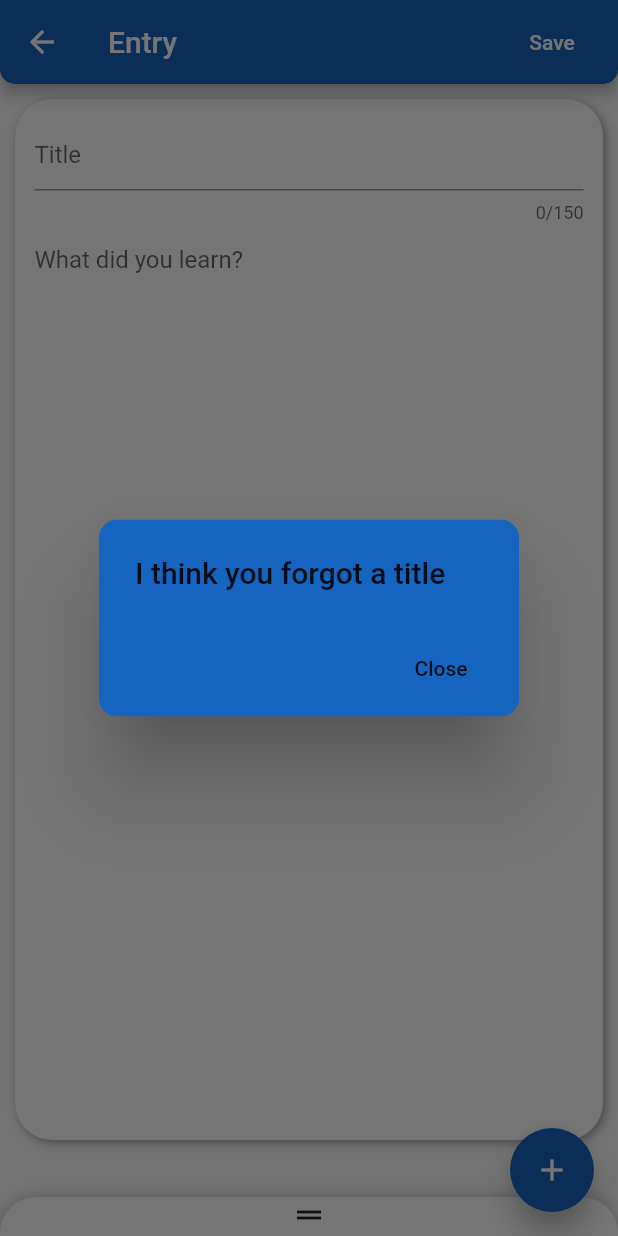
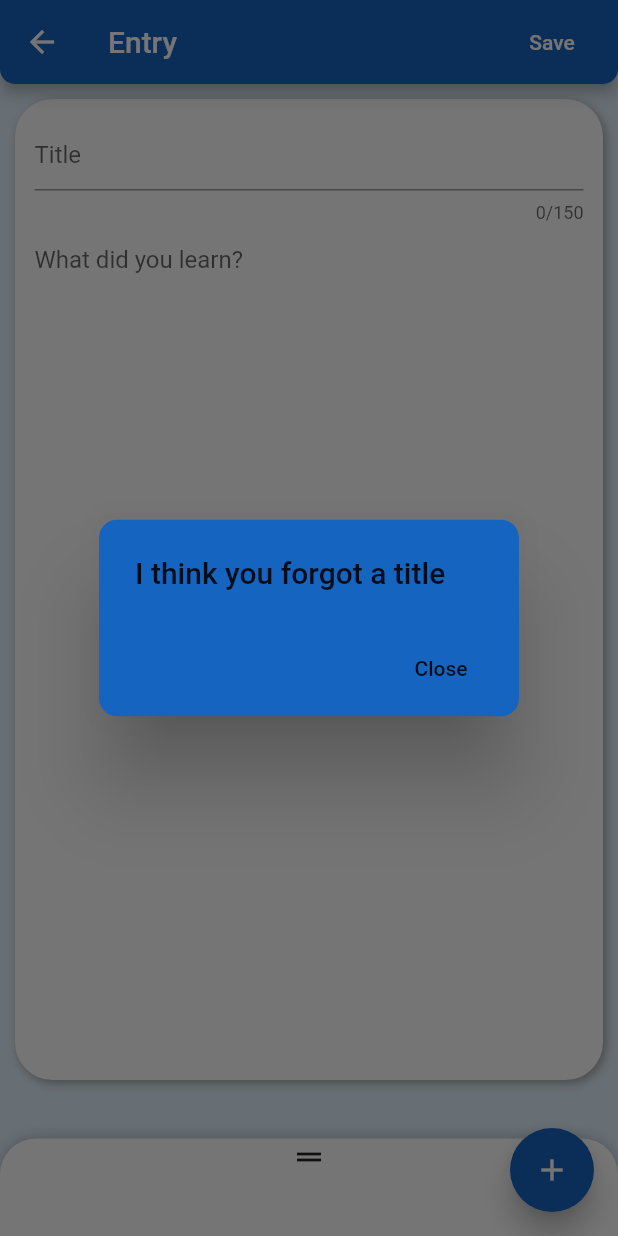
Before and after one commit to RebZJ/otil_learning_app, a Flutter app: the EntryPage screen opened by its route, after a tap on "Save", on a phone screen of 412 x 824 dp. Run offline on Flutter 3.47's test engine with Material 2 defaults, Android fonts, the phone set to English and light mode, and no system bars; drawn by our look-alikes of flutter_speed_dial, sliding_up_panel; our stand-ins replace audioplayers, image_picker, shared_preferences, simple_animations; missing offline and left inert: flutter_gradients; accounts and stored records are empty.

Commit message:
wip commit

```diff
--- a/lib/categoriesPage.dart
+++ b/lib/categoriesPage.dart
@@ -1,6 +1,6 @@
 import 'package:flutter/material.dart';
 import 'package:otil/model.dart';
-import 'package:path/path.dart';
+
 
 class CategoriesPage extends StatefulWidget {
   @override
@@ -30,6 +30,7 @@ class _CategoriesPageState extends State<CategoriesPage> {
             maxLengthEnforced: true,
             controller: _controllerCate,
             decoration: InputDecoration(
+
               hintText: "New category",
             ),
           ),
@@ -135,6 +136,7 @@ class _CategoriesPageState extends State<CategoriesPage> {
   Widget build(BuildContext context) {
     return Container(
         child: Scaffold(
+          backgroundColor: Colors.blue[50],
       floatingActionButton: FloatingActionButton(
           child: Icon(Icons.add), onPressed: () => _addCate(context)),
       appBar: AppBar(
--- a/lib/entrypage.dart
+++ b/lib/entrypage.dart
@@ -100,7 +100,7 @@ class _EachTileState extends State<EachTile> {
 class Expan extends StatefulWidget {
   final index;
   final mode;
-  Expan({this.index = 0, this.mode});
+  Expan({this.index = 100000000, this.mode});
   @override
   _ExpanState createState() => _ExpanState();
 }
@@ -110,7 +110,7 @@ class _ExpanState extends State<Expan> {
   File _image;
 
   Future getImage(localImageList, context, source) async {
-    // OptionsModel model = ScopedModel.of(context);
+    OptionsModel model = ScopedModel.of(context);
     var maxPhotos = 3;
     if (localImageList.length < maxPhotos) {
       File image = await ImagePicker.pickImage(source: source);
@@ -119,6 +119,7 @@ class _ExpanState extends State<Expan> {
 
       if (image != null) {
         localImageList.add(image);
+        model.entryPagePanelController.open();
       } else {
         showDialog(
             context: context,
@@ -230,7 +231,7 @@ class _ExpanState extends State<Expan> {
         // both default to 16
         marginRight: 18,
         marginBottom: 20,
-        visible: (widget.mode=='view'?false:true),
+        visible: (widget.mode == 'view' ? false : true),
         animatedIconTheme: IconThemeData(size: 22.0),
         // this is ignored if animatedIcon is non null
         child: Icon(Icons.add),
@@ -251,7 +252,7 @@ class _ExpanState extends State<Expan> {
             child: Icon(Icons.add_a_photo),
             backgroundColor: Colors.blue,
             label: 'Take a photo',
-            labelStyle: TextStyle(fontSize: 12.0),
+            labelStyle: TextStyle(fontSize: 12.0, color: Colors.white),
             onTap: () =>
                 getImage(model.localListImages, context, ImageSource.camera),
           ),
@@ -260,7 +261,7 @@ class _ExpanState extends State<Expan> {
             child: Icon(Icons.photo),
             backgroundColor: Colors.green,
             label: 'Add a photo',
-            labelStyle: TextStyle(fontSize: 12.0),
+            labelStyle: TextStyle(fontSize: 12.0, color: Colors.white),
             onTap: () =>
                 getImage(model.localListImages, context, ImageSource.gallery),
           ),
@@ -269,7 +270,7 @@ class _ExpanState extends State<Expan> {
               child: Icon(Icons.category),
               backgroundColor: Colors.red,
               label: 'Categories (Add at least one)',
-              labelStyle: TextStyle(fontSize: 14.0, color: Colors.blue),
+              labelStyle: TextStyle(fontSize: 14.0, color: Colors.white),
               onTap: () => _addCates(context)),
         ],
       )),
@@ -315,65 +316,99 @@ class _EntryPageState extends State<EntryPage> {
   @override
   void initState() {
     super.initState();
+    // readEntries();
     intialiseContent();
-  }
-
-  intialiseContent() async {
-    OptionsModel model = ScopedModel.of(context);
-    if ((widget.mode == 'edit') || (widget.mode == 'view')) {
-      titleController.text = entryList[widget.index].title;
-      bodyController.text = entryList[widget.index].body;
-      if (entryList[widget.index].imagesPathList.isEmpty == false) {
-        var l = entryList[widget.index].categoriesList..toList();
-        model.localListCat = l;
-
-        List<File> l2 = [];
-        for (String i in entryList[widget.index].imagesPathList) {
-          l2.add(File(i));
-        }
-        model.localListImages = l2;
-      }
-    } else if (widget.mode == 'save') {
-      model.localListImages.clear();
-      model.localListCat.clear();
-    }
   }
 
   TextEditingController titleController = TextEditingController();
   TextEditingController bodyController = TextEditingController();
 
+  intialiseContent() {
+    OptionsModel model = ScopedModel.of(context);
+    model.localListCat.clear();
+    model.localListImages.clear();
+    if ((widget.mode == 'edit') || (widget.mode == 'view')) {
+      titleController.text = entryList[widget.index].title;
+      bodyController.text = entryList[widget.index].body;
+
+      var blep = entryList[widget.index].categoriesList;
+      model.localListCat = blep;
+      List<String> l1 = [];
+      if (entryList[widget.index].categoriesList.isNotEmpty == true) {
+        for (String i in entryList[widget.index].categoriesList) {
+          l1.add(i);
+        }
+      }
+      model.localListCat = l1;
+      List<File> l2 = [];
+      if (entryList[widget.index].imagesPathList.isNotEmpty == true) {
+        for (String i in entryList[widget.index].imagesPathList) {
+          l2.add(File(i));
+        }
+
+        model.localListImages = l2;
+        setState(() {});
+      } else {
+        model.localListImages.clear();
+      }
+    } else if (widget.mode == 'save') {
+      // print(widget.index);
+      // print(widget.mode);
+
+      model.localListCat.clear();
+      model.localListImages.clear();
+    }
+  }
+
   //all that is responsible for adding images in as a list
+  // Future<List<String>> fileToPatha(
+  //     List<File> imagesList, DateTime timestampNow) async {
+  //   String locPath = await localPath;
+  //   String _timestamp;
+
+  //   if (widget.mode == 'save') {
+  //     _timestamp = timestampNow.toIso8601String();
+  //     await Directory('$locPath/$_timestamp').create();
+  //   } else if (widget.mode == 'edit' || widget.mode == 'view') {
+  //     _timestamp = entryList[widget.index].timestamp.toIso8601String();
+  //   }
+
+  //   List<String> lista = [];
+  //   for (var i = 0; i < imagesList.length; i++) {
+  //     // lista.add(imagesList[i].path);
+  //     String basename = p.basename(imagesList[i].path);
+
+  //     await imagesList[i].copy('$locPath/$_timestamp/$basename');
+  //     lista.add('$locPath/$_timestamp/$basename');
+  //   }
+
+  //   return lista;
+  // }
+
   Future<List<String>> fileToPath(
       List<File> imagesList, DateTime timestampNow) async {
     String locPath = await localPath;
     String _timestamp;
+    List<String> lista = [];
 
     if (widget.mode == 'save') {
       _timestamp = timestampNow.toIso8601String();
-      await Directory('$locPath/$_timestamp').create();
-    } else if (widget.mode == 'edit') {
+    } else if (widget.mode == 'edit' || widget.mode == 'view') {
       _timestamp = entryList[widget.index].timestamp.toIso8601String();
     }
 
-    List<String> lista = [];
-    for (var i = 0; i < imagesList.length; i++) {
-      // lista.add(imagesList[i].path);
-      String basename = p.basename(imagesList[i].path);
-
-      imagesList[i].copy('$locPath/$_timestamp/$basename');
-      lista.add('$locPath/$_timestamp/$basename');
+    //images list is of model.imagelist
+    for (File i in imagesList) {
+      String basename = p.basename(i.path);
+      if (basename.contains('$_timestamp')) {
+        lista.add(i.path);
+        print(i.path);
+      } else {
+        var imagefile = i.copySync('$locPath/$_timestamp' + '$basename');
+        print(imagefile.path);
+        lista.add(imagefile.path);
       }
-
-    //potential clean up at some date
-    // for (var i = 0; i < entryList[i].imagesPathList.length; i++) {
-    //   bool contains = lista.contains(entryList[i].imagesPathList);
-    //   if (!contains) {
-    //     String list = entryList[i].imagesPathList.toString();
-    //     var dir = Directory(list);
-    //     if(dir!=null){dir.deleteSync();}
-
-    //   }
-    // }
+    }
 
     return lista;
   }
@@ -400,6 +435,7 @@ class _EntryPageState extends State<EntryPage> {
         writeEntries();
         readEntries();
         print(imgListString);
+
         Navigator.of(context).pop();
         Navigator.pushNamed(context, '/entrylist');
       } else if (widget.mode == 'edit') {
@@ -407,11 +443,11 @@ class _EntryPageState extends State<EntryPage> {
         entryList[widget.index].body = bodyController.text;
         entryList[widget.index].categoriesList = catList;
         entryList[widget.index].imagesPathList = imgListString;
-        writeEntries();
-        readEntries();
-        print(imgListString);
-        Navigator.of(context).pop();
-        setState(() {});
+        writeEntries().then((value) =>
+            readEntries().then((value) => Navigator.of(context).pop()));
+
+        // print(imgListString);
+
       }
     }
   }
@@ -444,6 +480,7 @@ class _EntryPageState extends State<EntryPage> {
         builder: (context, child, model) {
       return Container(
         child: Scaffold(
+          backgroundColor: Colors.blue[50],
           floatingActionButton: Expan(index: widget.index, mode: widget.mode),
           appBar: AppBar(
             shape: RoundedRectangleBorder(
@@ -452,7 +489,9 @@ class _EntryPageState extends State<EntryPage> {
             title: Text(widget.title),
             actions: <Widget>[
               FlatButton(
-                child: widget.mode=='view'?null:Text(
+                child: widget.mode == 'view'
+                    ? null
+                    : Text(
                         "Save",
                         style: TextStyle(color: Colors.white),
                       ),
@@ -462,40 +501,34 @@ class _EntryPageState extends State<EntryPage> {
             ],
           ),
           body: SlidingUpPanel(
-            minHeight: model.localListCat.isEmpty == true ? 26 : 65,
+            backdropOpacity: 0.5,
+            backdropColor: Colors.black,
+            backdropEnabled: true,
+            controller: model.entryPagePanelController,
+            minHeight: 65,
             borderRadius: BorderRadius.only(
               topLeft: Radius.circular(24.0),
               topRight: Radius.circular(24.0),
             ),
             panel: Container(
                 child: Column(
+              crossAxisAlignment: CrossAxisAlignment.start,
+              mainAxisSize: MainAxisSize.min,
               children: <Widget>[
                 Center(
                   child: Icon(Icons.drag_handle),
                 ),
-                Row(
-                    crossAxisAlignment: CrossAxisAlignment.start,
-                    children: <Widget>[
-                      for (var item in model.localListCat)
-                        Card(
-                          child: Padding(
-                            padding: const EdgeInsets.all(4.0),
-                            child: Text(
-                              item + " ",
-                              style:
-                                  TextStyle(color: Colors.black, fontSize: 18),
-                            ),
-                          ),
-                        )
-                    ]),
-                Row(
-                  children: children(model, context),
+                Wrap(direction: Axis.horizontal, children: childrenCate(model)),
+                Wrap(
+                  direction: Axis.horizontal,
+                  runAlignment: WrapAlignment.start,
+                  crossAxisAlignment: WrapCrossAlignment.start,
+                  children: childrenImages(model, context),
                 )
               ],
             )),
             body: Padding(
-              padding: EdgeInsets.fromLTRB(
-                  10, 10, 10, (model.localListCat.isEmpty == true ? 120 : 150)),
+              padding: EdgeInsets.fromLTRB(10, 10, 10, 160),
               child: AnimatedPadding(
                 curve: Curves.decelerate,
                 duration: Duration(milliseconds: 300),
@@ -521,7 +554,7 @@ class _EntryPageState extends State<EntryPage> {
                       children: <Widget>[
                         TextField(
                           maxLength: 150,
-                          enabled: (widget.mode=='view'?false:true),
+                          enabled: (widget.mode == 'view' ? false : true),
                           maxLengthEnforced: true,
                           controller: titleController,
                           keyboardType: TextInputType.multiline,
@@ -534,7 +567,7 @@ class _EntryPageState extends State<EntryPage> {
                         TextField(
                           controller: bodyController,
                           autofocus: false,
-                          enabled:(widget.mode=='view'?false:true),
+                          enabled: (widget.mode == 'view' ? false : true),
                           keyboardType: TextInputType.multiline,
                           maxLines: null,
                           decoration: InputDecoration(
@@ -554,18 +587,87 @@ class _EntryPageState extends State<EntryPage> {
     });
   }
 
-  List<Widget> children(OptionsModel model, BuildContext context) {
+  List<Widget> childrenCate(OptionsModel model) {
     List<Widget> listToReturn = [];
+
+    if (model.localListImages.isEmpty == false) {
+      listToReturn.add(Padding(
+        padding: EdgeInsets.only(right: 6, top: 5, left: 10),
+        child: GestureDetector(
+          onTap: () => model.entryPagePanelController.open(),
+          child: Container(
+              decoration: BoxDecoration(
+                  color: Colors.red[100],
+                  borderRadius: BorderRadius.all(Radius.circular(5.0))),
+              padding: EdgeInsets.all(5),
+              child: Row(
+                mainAxisSize: MainAxisSize.min,
+                children: <Widget>[
+                  Text(model.localListImages.length.toString() + " "),
+                  Icon(
+                    Icons.image,
+                    size: 20,
+                  )
+                ],
+              )),
+        ),
+      ));
+    }
+    for (var item in model.localListCat) {
+      listToReturn.add(Padding(
+        padding: const EdgeInsets.all(6.0),
+        child: Container(
+          padding: EdgeInsets.all(3),
+          decoration: BoxDecoration(
+              boxShadow: [
+                BoxShadow(
+                    color: Colors.black38, offset: Offset(1, 1), blurRadius: 2)
+              ],
+              color: Colors.blue[100],
+              borderRadius: BorderRadius.all(Radius.circular(25.0))),
+          child: Text(
+            "  " + item + "  ",
+            style: TextStyle(color: Colors.black, fontSize: 18),
+          ),
+        ),
+      ));
+    }
+    return listToReturn;
+  }
+
+  List<Widget> childrenImages(OptionsModel model, BuildContext context) {
+    List<Widget> listToReturn = [];
+    Widget _loadImage(item) {
+      bool exists = item.existsSync();
+      //   print(item.toString() + '||||');
+      if (exists == true) {
+        return Image.file(item);
+      } else {
+        return Text(
+          "couldn't load images :(",
+          style: TextStyle(color: Colors.black),
+        );
+      }
+    }
+
     Widget currentWidget;
     if (model.localListImages.isEmpty == false) {
       for (var item in model.localListImages) {
         currentWidget = GestureDetector(
-            onTap: () => enlargeImage(context, item),
+            onTap: () =>
+                item.existsSync() == true ? enlargeImage(context, item) : null,
+            child: Padding(
+              padding: const EdgeInsets.all(8.0),
               child: Container(
-              constraints: BoxConstraints(maxHeight: 60, maxWidth: 60),
+                decoration: BoxDecoration(
+                    color: Colors.black,
+                    borderRadius: BorderRadius.all(Radius.circular(5.0))),
+                padding: EdgeInsets.all(5),
+                constraints: BoxConstraints(maxHeight: 100, maxWidth: 100),
                 child: Padding(
                   padding: const EdgeInsets.all(2.0),
-                child: Center(child: item != null ? Image.file(item) : null),
+                  child: Center(child: _loadImage(item)),
+                ),
               ),
             ));
         listToReturn.add(currentWidget);
--- a/pubspec.yaml
+++ b/pubspec.yaml
@@ -30,6 +30,7 @@ dependencies:
   sliding_up_panel: ^1.0.0
   flutter_gradients: ^0.0.1
   path: ^1.6.4
+  table_calendar: ^2.2.2
   flutter:
     sdk: flutter
 
```
Also changed, not shown: lib/entrylistpage.dart (+76 -26 lines), lib/model.dart (+16 -8 lines), lib/options_model.dart (+17 -9 lines), lib/todoandideas.txt (added, +8 -0 lines), pubspec.lock, 1 other file. Lines whose indentation alone changed are shown as unchanged.
